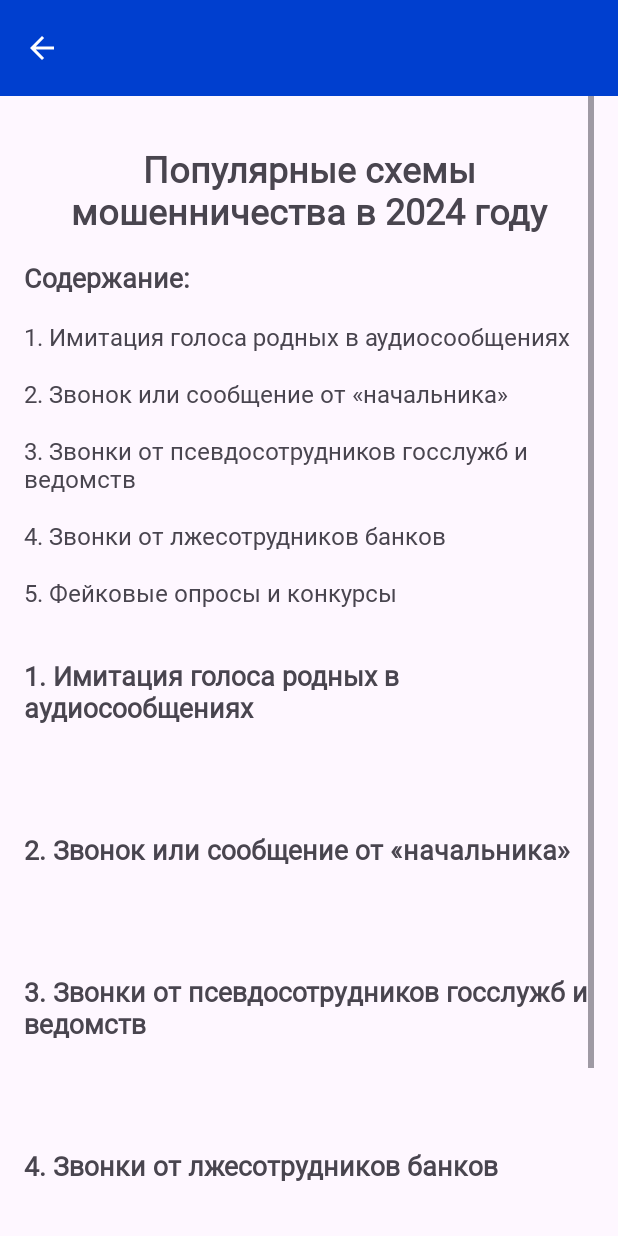
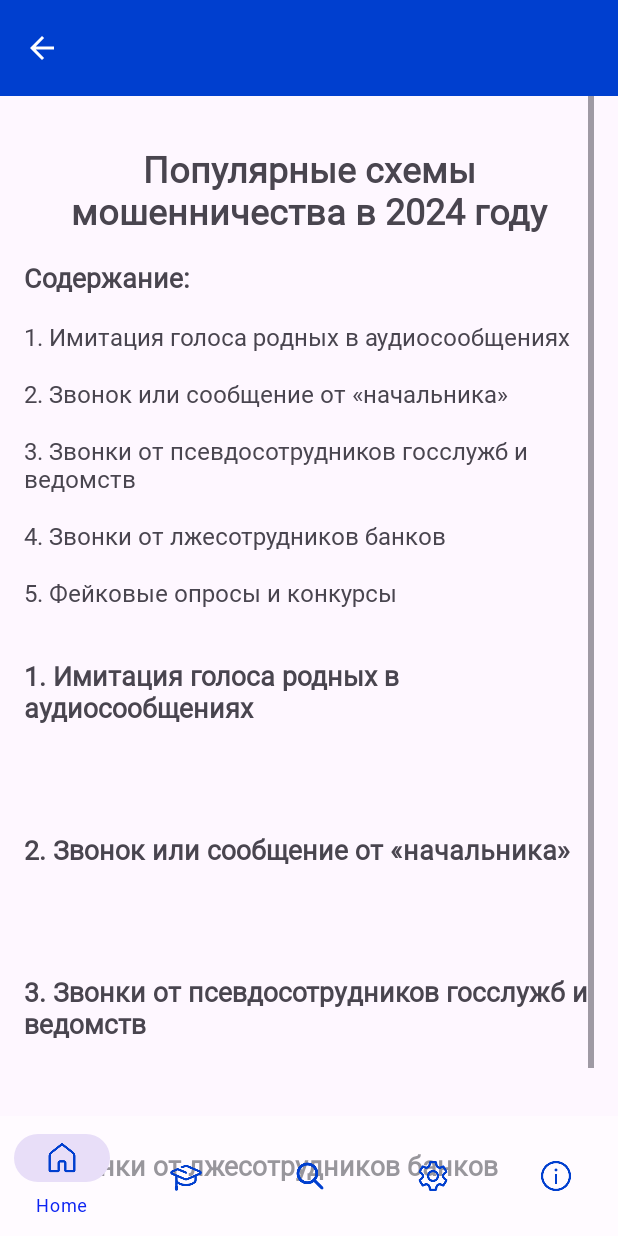
Before and after one commit to BoberCoder0/ScamGuard, an Android app: the layout activity_learn.xml on its own in the app's theme, with its tools: preview values and no code run, on a phone screen of 412 x 824 dp. Run offline under Robolectric (Android 15) with nearby library versions, the phone set to English and light mode, and no system bars.

Commit message:
0.4.9(navigation bar update)

```diff
--- a/app/src/main/res/layout/activity_auth.xml
+++ b/app/src/main/res/layout/activity_auth.xml
@@ -10,5 +10,4 @@
         android:id="@+id/auth_fragment_container"
         android:layout_width="match_parent"
         android:layout_height="match_parent" />
-
 </androidx.constraintlayout.widget.ConstraintLayout>
--- a/app/src/main/res/layout/activity_history.xml
+++ b/app/src/main/res/layout/activity_history.xml
@@ -23,4 +23,5 @@
 
     <!-- Остальной контент Activity -->
 
+    <include layout="@layout/navigation_bar"/>
 </androidx.constraintlayout.widget.ConstraintLayout>
--- a/app/src/main/res/layout/activity_info.xml
+++ b/app/src/main/res/layout/activity_info.xml
@@ -7,4 +7,5 @@
     android:layout_height="match_parent"
     tools:context=".InfoActivity">
 
+    <include layout="@layout/navigation_bar"/>
 </androidx.constraintlayout.widget.ConstraintLayout>
--- a/app/src/main/res/layout/activity_learn.xml
+++ b/app/src/main/res/layout/activity_learn.xml
@@ -215,4 +215,6 @@
         android:layout_width="wrap_content"
         android:layout_height="wrap_content"
         app:barrierDirection="left" />
+
+    <include layout="@layout/navigation_bar"/>
 </androidx.constraintlayout.widget.ConstraintLayout>
--- a/app/src/main/res/layout/activity_search.xml
+++ b/app/src/main/res/layout/activity_search.xml
@@ -110,4 +110,5 @@
         app:layout_constraintTop_toBottomOf="@id/check_button" />
 
 
+    <include layout="@layout/navigation_bar"/>
 </androidx.constraintlayout.widget.ConstraintLayout>
--- a/app/src/main/res/layout/activity_settings.xml
+++ b/app/src/main/res/layout/activity_settings.xml
@@ -26,4 +26,6 @@
         android:layout_marginTop="20dp"
         android:text="Темная тема" />
 
+
+    <include layout="@layout/navigation_bar"/>
 </LinearLayout>
--- /dev/null
+++ b/app/src/main/res/layout/navigation_bar.xml
@@ -0,0 +1,21 @@
+<?xml version="1.0" encoding="utf-8"?>
+<FrameLayout
+    xmlns:android="http://schemas.android.com/apk/res/android"
+    android:layout_width="match_parent"
+    android:layout_height="match_parent"
+    xmlns:app="http://schemas.android.com/apk/res-auto"
+    xmlns:tools="http://schemas.android.com/tools">
+
+    <!-- Нижний навигационный тулбар -->
+    <com.google.android.material.bottomnavigation.BottomNavigationView
+        android:id="@+id/bottom_navigation"
+        android:layout_width="match_parent"
+        android:layout_height="wrap_content"
+        android:layout_gravity="bottom"
+        android:background="#98FFFFFF"
+        app:backgroundTint="#BBFFFFFF"
+        app:itemIconTint="@color/center_color_app"
+        app:itemTextColor="#0C24F2"
+        app:menu="@menu/bottom_nav_menu" />
+
+</FrameLayout>
```
Also changed, not shown: app/src/main/res/layout/activity_main.xml (+1 -10 lines).
